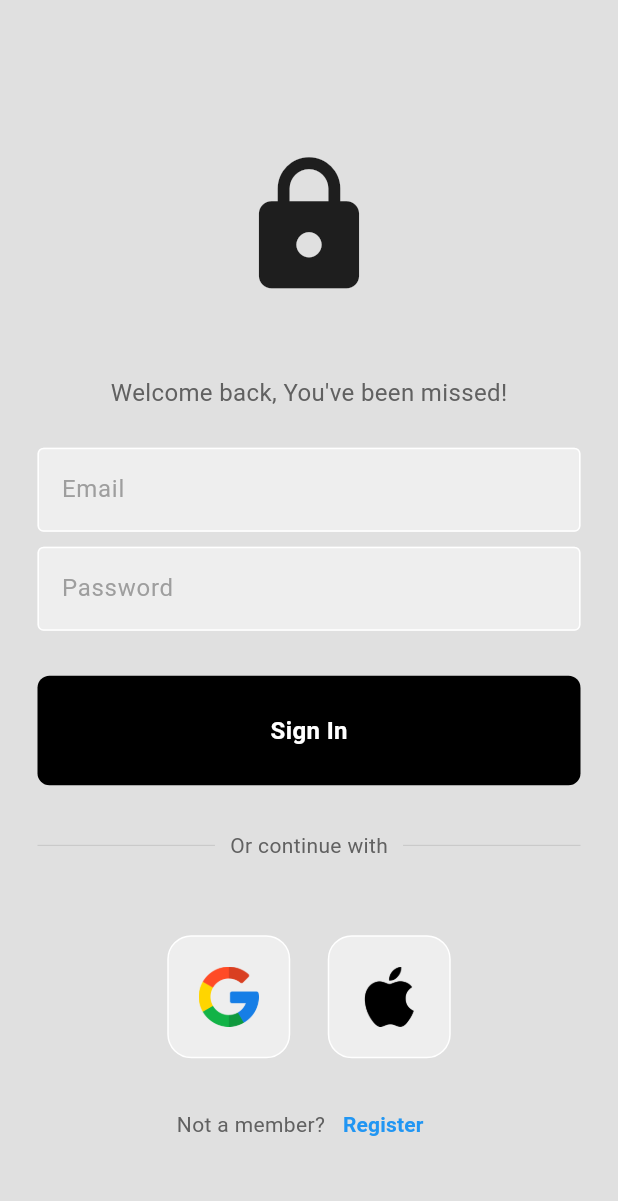
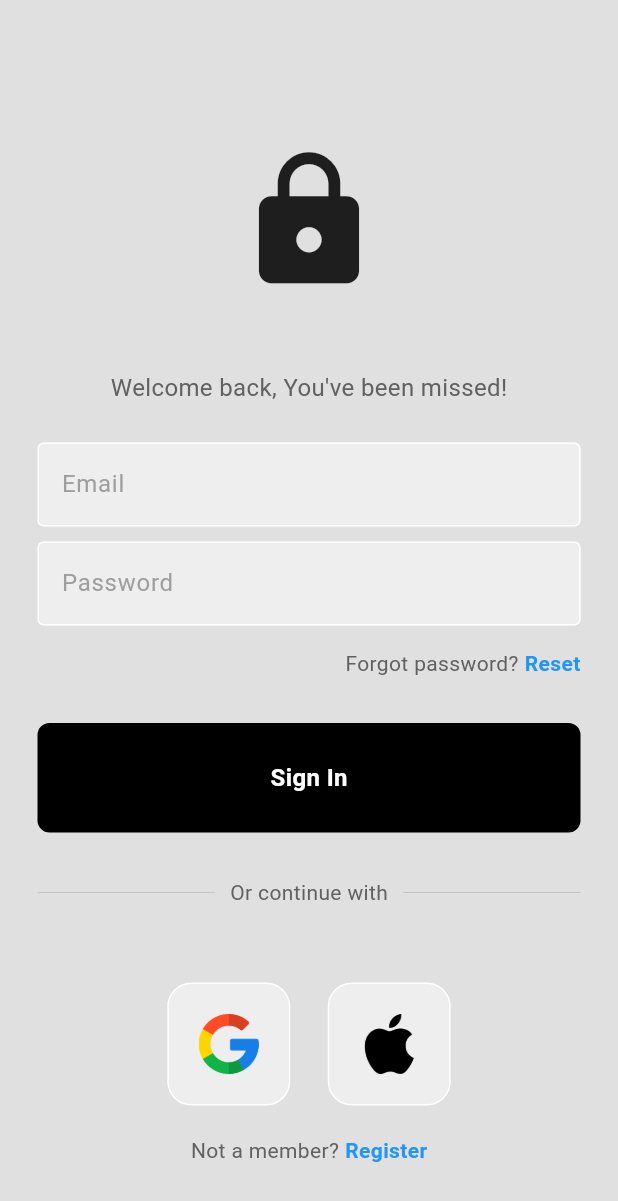
Before and after one commit to AnkhEl/eservelink, a Flutter app: the screen it shows after launch, after a tap on "Skip", after a tap on "Get Started", on a phone screen of 412 x 824 dp. Shown: the top 1201 px of the screen. Run offline on Flutter 3.47's test engine with Material 3 defaults, Android fonts, the phone set to English and light mode, and no system bars; our stand-ins replace cloud_firestore, dartz, equatable, firebase_auth, firebase_core, flutter_bloc and 5 more; accounts and stored records are empty.

Commit message:
Implemented "Forgot Password" feature and replaced `TextButton` with `GestureDetector` for navigation.

```diff
--- a/lib/features/auth/presentation/pages/login_page.dart
+++ b/lib/features/auth/presentation/pages/login_page.dart
@@ -98,6 +98,30 @@ class _LoginPageState extends State<LoginPage> {
                         validator: AuthValidator.validatePassword,
                         textInputAction: TextInputAction.next,
                       ),
+                      SizedBox(height: 15),
+                      Container(
+                        margin: EdgeInsets.symmetric(horizontal: 25),
+                        child: Row(
+                          mainAxisAlignment: MainAxisAlignment.end,
+                          children: [
+                            Text(
+                              "Forgot password?",
+                              style: TextStyle(color: Colors.grey[700]),
+                            ),
+                            SizedBox(width: 4),
+                            GestureDetector(
+                              onTap: () {},
+                              child: Text(
+                                'Reset',
+                                style: TextStyle(
+                                  color: Colors.blue,
+                                  fontWeight: FontWeight.bold,
+                                ),
+                              ),
+                            ),
+                          ],
+                        ),
+                      ),
 
                       const SizedBox(height: 30),
 
@@ -165,9 +189,9 @@ class _LoginPageState extends State<LoginPage> {
                             'Not a member?',
                             style: TextStyle(color: Colors.grey[700]),
                           ),
-                          // const SizedBox(width: 4),
-                          TextButton(
-                            onPressed:
+                          const SizedBox(width: 4),
+                          GestureDetector(
+                            onTap:
                                 () => context.read<AuthBloc>().add(
                                   ShowRegisterPageEvent(),
                                 ),
--- a/lib/features/auth/presentation/pages/register_page.dart
+++ b/lib/features/auth/presentation/pages/register_page.dart
@@ -196,9 +196,9 @@ class _RegisterPageState extends State<RegisterPage> {
                             'Already a member?',
                             style: TextStyle(color: Colors.grey[700]),
                           ),
-                          // const SizedBox(width: 4),
-                          TextButton(
-                            onPressed:
+                          const SizedBox(width: 4),
+                          GestureDetector(
+                            onTap:
                                 () => context.read<AuthBloc>().add(
                                   ShowLoginPageEvent(),
                                 ),
```
